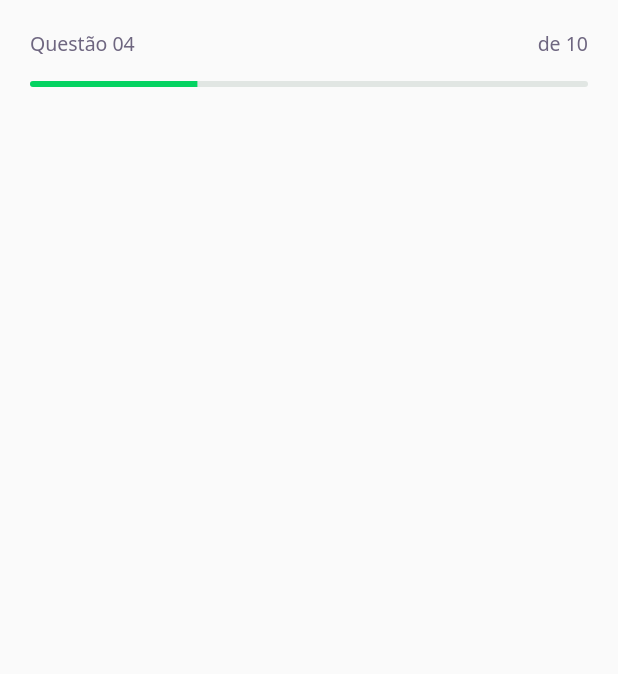
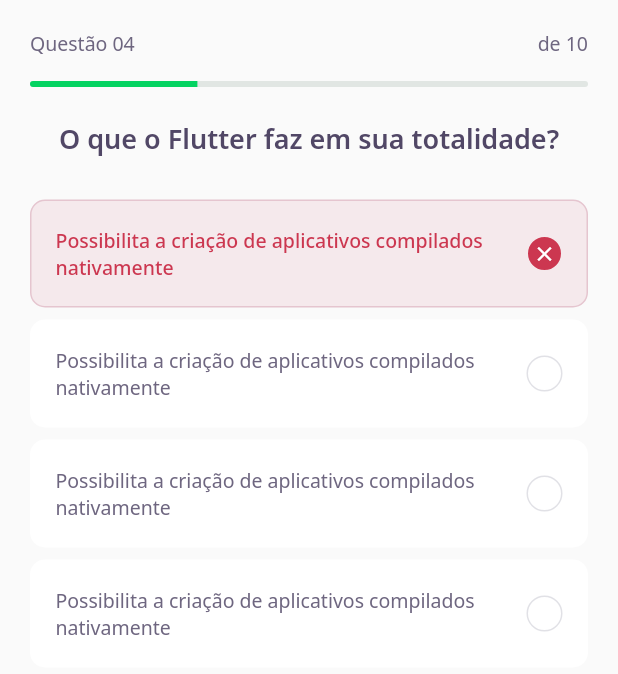
Before and after one commit to GuiEler/devquiz, a Flutter app: the screen it shows after launch, on a phone screen of 412 x 824 dp. Shown: the top 674 px of the screen. Run offline on Flutter 3.47's test engine with Material 2 defaults, Android fonts, the phone set to English and light mode, and no system bars; our stand-ins replace google_fonts.

Commit message:
Added Answers to Quiz

```diff
--- a/lib/challenge/challenge_page.dart
+++ b/lib/challenge/challenge_page.dart
@@ -1,4 +1,5 @@
 import 'package:devquiz/challenge/widgets/question_indicator/question_indicator.dart';
+import 'package:devquiz/challenge/widgets/quiz/quiz_widget.dart';
 import 'package:flutter/material.dart';
 
 class ChallengePage extends StatefulWidget {
@@ -13,9 +14,10 @@ class _ChallengePageState extends State<ChallengePage> {
   Widget build(BuildContext context) {
     return Scaffold(
       appBar: PreferredSize(
-        preferredSize: Size.fromHeight(60),
+        preferredSize: Size.fromHeight(80),
         child: SafeArea(top: true, child: QuestionIndicatorWidget()),
       ),
+      body: QuizWidget(title: "O que o Flutter faz em sua totalidade?"),
     );
   }
 }
--- /dev/null
+++ b/lib/challenge/widgets/answer/answer_widget.dart
@@ -0,0 +1,75 @@
+import 'package:devquiz/core/core.dart';
+import 'package:flutter/material.dart';
+
+class AnswerWidget extends StatelessWidget {
+  final String title;
+  final bool isRight;
+  final bool isSelected;
+
+  const AnswerWidget(
+      {Key? key,
+      required this.title,
+      this.isRight = false,
+      this.isSelected = false})
+      : super(key: key);
+
+  Color get _selectedColorRight =>
+      isRight ? AppColors.darkGreen : AppColors.darkRed;
+
+  Color get _selectedBorderRight =>
+      isRight ? AppColors.lightGreen : AppColors.lightRed;
+
+  Color get _selectedColorCardRight =>
+      isRight ? AppColors.lightGreen : AppColors.lightRed;
+
+  Color get _selectedBorderCardRight =>
+      isRight ? AppColors.green : AppColors.red;
+
+  TextStyle get _selectedTextStyleRight =>
+      isRight ? AppTextStyles.bodyDarkGreen : AppTextStyles.bodyDarkRed;
+
+  IconData get _selectedIconRight => isRight ? Icons.check : Icons.close;
+
+  @override
+  Widget build(BuildContext context) {
+    return Padding(
+      padding: const EdgeInsets.symmetric(vertical: 4),
+      child: Container(
+        height: 72,
+        padding: EdgeInsets.all(16),
+        decoration: BoxDecoration(
+            color: isSelected ? _selectedColorCardRight : AppColors.white,
+            borderRadius: BorderRadius.circular(10),
+            border: Border.fromBorderSide(BorderSide(
+                color:
+                    isSelected ? _selectedBorderCardRight : AppColors.white))),
+        child: Row(children: [
+          Expanded(
+            child: Text(
+              title,
+              style: isSelected ? _selectedTextStyleRight : AppTextStyles.body,
+            ),
+          ),
+          SizedBox(width: 12),
+          Container(
+            width: 24,
+            height: 24,
+            decoration: BoxDecoration(
+                color: isSelected ? _selectedColorRight : AppColors.white,
+                borderRadius: BorderRadius.circular(500),
+                border: Border.fromBorderSide(BorderSide(
+                    color:
+                        isSelected ? _selectedBorderRight : AppColors.border))),
+            child: isSelected
+                ? Icon(
+                    _selectedIconRight,
+                    size: 16,
+                    color: AppColors.white,
+                  )
+                : null,
+          )
+        ]),
+      ),
+    );
+  }
+}
--- a/lib/challenge/widgets/quiz/quiz_widget.dart
+++ b/lib/challenge/widgets/quiz/quiz_widget.dart
@@ -0,0 +1,28 @@
+import 'package:devquiz/challenge/widgets/answer/answer_widget.dart';
+import 'package:devquiz/core/core.dart';
+import 'package:flutter/material.dart';
+
+class QuizWidget extends StatelessWidget {
+  final String title;
+  const QuizWidget({Key? key, required this.title}) : super(key: key);
+
+  @override
+  Widget build(BuildContext context) {
+    return Container(
+      padding: EdgeInsets.symmetric(horizontal: 20),
+      child: Column(
+        children: [
+          Text(
+            title,
+            style: AppTextStyles.heading,
+          ),
+          SizedBox(height: 24),
+          AnswerWidget(isRight: false, isSelected: true, title: "Possibilita a criação de aplicativos compilados nativamente"),
+          AnswerWidget(title: "Possibilita a criação de aplicativos compilados nativamente"),
+          AnswerWidget(title: "Possibilita a criação de aplicativos compilados nativamente"),
+          AnswerWidget(title: "Possibilita a criação de aplicativos compilados nativamente"),
+        ],
+      ),
+    );
+  }
+}
```
